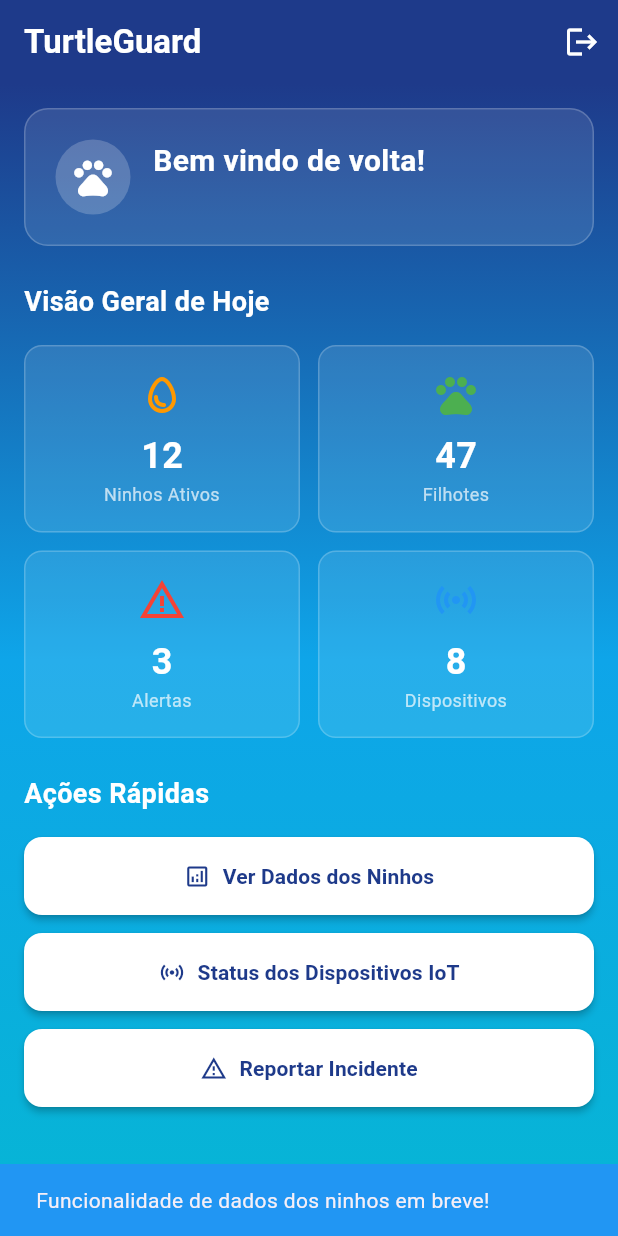
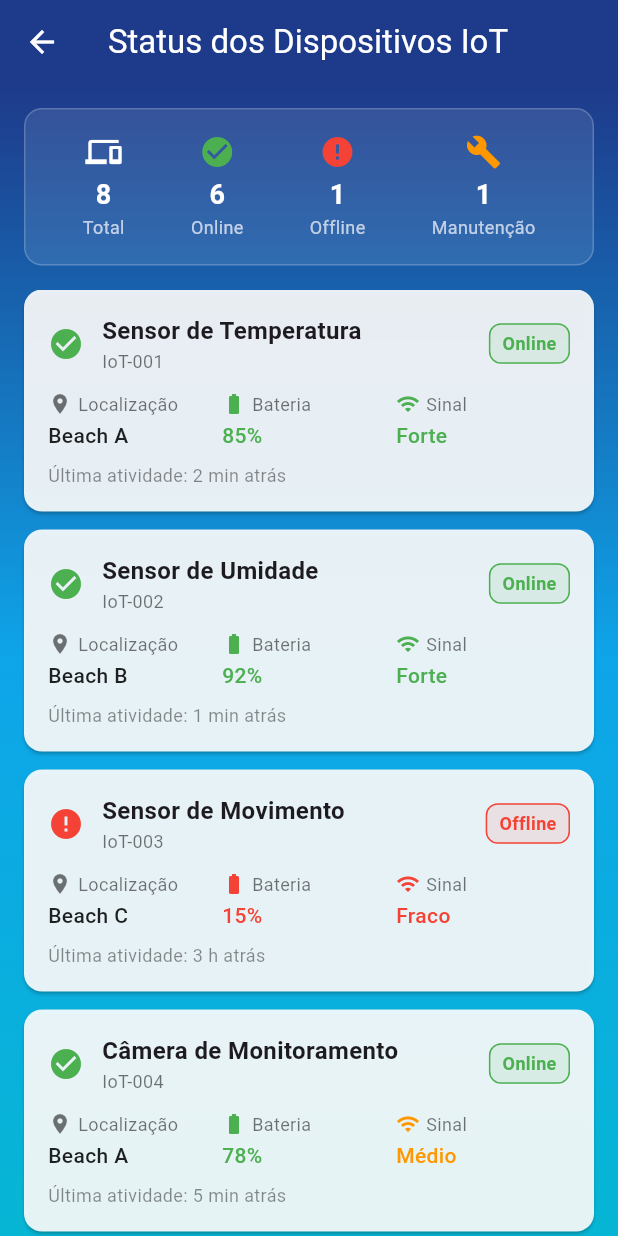
Before and after one commit to andrelarruda/ioturtle-volunteer-prototype, a Flutter app: the HomeScreen screen opened directly, after a tap on "Status dos Dispositivos IoT", on a phone screen of 412 x 824 dp. Run offline on Flutter 3.47's test engine with Material 3 defaults, Android fonts, the phone set to English and light mode, and no system bars; our stand-ins replace shared_preferences; accounts and stored records are empty.

Commit message:
Adding the devices monitoring screen.

```diff
--- a/lib/screens/home_screen.dart
+++ b/lib/screens/home_screen.dart
@@ -2,6 +2,7 @@ import 'package:flutter/material.dart';
 import 'package:shared_preferences/shared_preferences.dart';
 import 'login_screen.dart';
 import 'nest_data_screen.dart';
+import 'iot_status_screen.dart';
 
 class HomeScreen extends StatefulWidget {
   const HomeScreen({super.key});
@@ -227,10 +228,9 @@ class _HomeScreenState extends State<HomeScreen> {
                   'Status dos Dispositivos IoT',
                   Icons.sensors_outlined,
                   () {
-                    ScaffoldMessenger.of(context).showSnackBar(
-                      const SnackBar(
-                        content: Text('Funcionalidade de dados dos ninhos em breve!'),
-                        backgroundColor: Colors.blue,
+                    Navigator.of(context).push(
+                      MaterialPageRoute(
+                        builder: (context) => const IoTStatusScreen(),
                       ),
                     );
                   },
--- /dev/null
+++ b/lib/screens/iot_status_screen.dart
@@ -0,0 +1,435 @@
+import 'package:flutter/material.dart';
+
+class IoTStatusScreen extends StatefulWidget {
+  const IoTStatusScreen({super.key});
+
+  @override
+  State<IoTStatusScreen> createState() => _IoTStatusScreenState();
+}
+
+class _IoTStatusScreenState extends State<IoTStatusScreen> {
+  List<Map<String, dynamic>> _devices = [];
+
+  @override
+  void initState() {
+    super.initState();
+    _generateMockDevices();
+  }
+
+  void _generateMockDevices() {
+    _devices = [
+      {
+        'id': 'IoT-001',
+        'name': 'Sensor de Temperatura',
+        'location': 'Beach A',
+        'status': 'online',
+        'lastSeen': DateTime.now().subtract(const Duration(minutes: 2)),
+        'battery': 85,
+        'signal': 'strong',
+      },
+      {
+        'id': 'IoT-002',
+        'name': 'Sensor de Umidade',
+        'location': 'Beach B',
+        'status': 'online',
+        'lastSeen': DateTime.now().subtract(const Duration(minutes: 1)),
+        'battery': 92,
+        'signal': 'strong',
+      },
+      {
+        'id': 'IoT-003',
+        'name': 'Sensor de Movimento',
+        'location': 'Beach C',
+        'status': 'offline',
+        'lastSeen': DateTime.now().subtract(const Duration(hours: 3)),
+        'battery': 15,
+        'signal': 'weak',
+      },
+      {
+        'id': 'IoT-004',
+        'name': 'Câmera de Monitoramento',
+        'location': 'Beach A',
+        'status': 'online',
+        'lastSeen': DateTime.now().subtract(const Duration(minutes: 5)),
+        'battery': 78,
+        'signal': 'medium',
+      },
+      {
+        'id': 'IoT-005',
+        'name': 'Sensor de Temperatura',
+        'location': 'Beach D',
+        'status': 'maintenance',
+        'lastSeen': DateTime.now().subtract(const Duration(days: 1)),
+        'battery': 45,
+        'signal': 'none',
+      },
+      {
+        'id': 'IoT-006',
+        'name': 'Sensor de Umidade',
+        'location': 'Beach E',
+        'status': 'online',
+        'lastSeen': DateTime.now().subtract(const Duration(minutes: 30)),
+        'battery': 67,
+        'signal': 'medium',
+      },
+      {
+        'id': 'IoT-007',
+        'name': 'Sensor de Movimento',
+        'location': 'Beach F',
+        'status': 'online',
+        'lastSeen': DateTime.now().subtract(const Duration(minutes: 10)),
+        'battery': 88,
+        'signal': 'strong',
+      },
+      {
+        'id': 'IoT-008',
+        'name': 'Câmera de Monitoramento',
+        'location': 'Beach G',
+        'status': 'online',
+        'lastSeen': DateTime.now().subtract(const Duration(minutes: 15)),
+        'battery': 95,
+        'signal': 'strong',
+      },
+    ];
+  }
+
+  Color _getStatusColor(String status) {
+    switch (status) {
+      case 'online':
+        return Colors.green;
+      case 'offline':
+        return Colors.red;
+      case 'maintenance':
+        return Colors.orange;
+      default:
+        return Colors.grey;
+    }
+  }
+
+  IconData _getStatusIcon(String status) {
+    switch (status) {
+      case 'online':
+        return Icons.check_circle;
+      case 'offline':
+        return Icons.error;
+      case 'maintenance':
+        return Icons.build;
+      default:
+        return Icons.help;
+    }
+  }
+
+  String _getStatusText(String status) {
+    switch (status) {
+      case 'online':
+        return 'Online';
+      case 'offline':
+        return 'Offline';
+      case 'maintenance':
+        return 'Manutenção';
+      default:
+        return 'Desconhecido';
+    }
+  }
+
+  Color _getBatteryColor(int battery) {
+    if (battery > 70) return Colors.green;
+    if (battery > 30) return Colors.orange;
+    return Colors.red;
+  }
+
+  Color _getSignalColor(String signal) {
+    switch (signal) {
+      case 'strong':
+        return Colors.green;
+      case 'medium':
+        return Colors.orange;
+      case 'weak':
+        return Colors.red;
+      case 'none':
+        return Colors.grey;
+      default:
+        return Colors.grey;
+    }
+  }
+
+  String _getSignalText(String signal) {
+    switch (signal) {
+      case 'strong':
+        return 'Forte';
+      case 'medium':
+        return 'Médio';
+      case 'weak':
+        return 'Fraco';
+      case 'none':
+        return 'Sem sinal';
+      default:
+        return 'Desconhecido';
+    }
+  }
+
+  @override
+  Widget build(BuildContext context) {
+    return Scaffold(
+      appBar: AppBar(
+        title: const Text('Status dos Dispositivos IoT'),
+        backgroundColor: const Color(0xFF1E3A8A),
+        foregroundColor: Colors.white,
+      ),
+      body: Container(
+        decoration: const BoxDecoration(
+          gradient: LinearGradient(
+            begin: Alignment.topCenter,
+            end: Alignment.bottomCenter,
+            colors: [
+              Color(0xFF1E3A8A),
+              Color(0xFF0EA5E9),
+              Color(0xFF06B6D4),
+            ],
+          ),
+        ),
+        child: SafeArea(
+          child: Column(
+            children: [
+              // Summary Stats
+              Container(
+                margin: const EdgeInsets.all(16),
+                padding: const EdgeInsets.all(16),
+                decoration: BoxDecoration(
+                  color: Colors.white.withOpacity(0.1),
+                  borderRadius: BorderRadius.circular(12),
+                  border: Border.all(
+                    color: Colors.white.withOpacity(0.2),
+                  ),
+                ),
+                child: Row(
+                  mainAxisAlignment: MainAxisAlignment.spaceAround,
+                  children: [
+                    _buildStatItem(
+                      'Total',
+                      '${_devices.length}',
+                      Icons.devices,
+                      Colors.white,
+                    ),
+                    _buildStatItem(
+                      'Online',
+                      '${_devices.where((d) => d['status'] == 'online').length}',
+                      Icons.check_circle,
+                      Colors.green,
+                    ),
+                    _buildStatItem(
+                      'Offline',
+                      '${_devices.where((d) => d['status'] == 'offline').length}',
+                      Icons.error,
+                      Colors.red,
+                    ),
+                    _buildStatItem(
+                      'Manutenção',
+                      '${_devices.where((d) => d['status'] == 'maintenance').length}',
+                      Icons.build,
+                      Colors.orange,
+                    ),
+                  ],
+                ),
+              ),
+
+              // Device List
+              Expanded(
+                child: ListView.builder(
+                  padding: const EdgeInsets.symmetric(horizontal: 16),
+                  itemCount: _devices.length,
+                  itemBuilder: (context, index) {
+                    final device = _devices[index];
+                    return Card(
+                      color: Colors.white.withOpacity(0.9),
+                      shape: RoundedRectangleBorder(
+                        borderRadius: BorderRadius.circular(12),
+                      ),
+                      margin: const EdgeInsets.only(bottom: 12),
+                      child: Padding(
+                        padding: const EdgeInsets.all(16),
+                        child: Column(
+                          crossAxisAlignment: CrossAxisAlignment.start,
+                          children: [
+                            // Device Header
+                            Row(
+                              children: [
+                                Icon(
+                                  _getStatusIcon(device['status']),
+                                  color: _getStatusColor(device['status']),
+                                  size: 24,
+                                ),
+                                const SizedBox(width: 12),
+                                Expanded(
+                                  child: Column(
+                                    crossAxisAlignment: CrossAxisAlignment.start,
+                                    children: [
+                                      Text(
+                                        device['name'],
+                                        style: const TextStyle(
+                                          fontWeight: FontWeight.bold,
+                                          fontSize: 16,
+                                        ),
+                                      ),
+                                      Text(
+                                        device['id'],
+                                        style: const TextStyle(
+                                          color: Colors.black54,
+                                          fontSize: 12,
+                                        ),
+                                      ),
+                                    ],
+                                  ),
+                                ),
+                                Container(
+                                  padding: const EdgeInsets.symmetric(
+                                    horizontal: 8,
+                                    vertical: 4,
+                                  ),
+                                  decoration: BoxDecoration(
+                                    color: _getStatusColor(device['status']).withOpacity(0.1),
+                                    borderRadius: BorderRadius.circular(8),
+                                    border: Border.all(
+                                      color: _getStatusColor(device['status']),
+                                    ),
+                                  ),
+                                  child: Text(
+                                    _getStatusText(device['status']),
+                                    style: TextStyle(
+                                      color: _getStatusColor(device['status']),
+                                      fontSize: 12,
+                                      fontWeight: FontWeight.w600,
+                                    ),
+                                  ),
+                                ),
+                              ],
+                            ),
+
+                            const SizedBox(height: 12),
+
+                            // Device Details
+                            Row(
+                              children: [
+                                Expanded(
+                                  child: _buildDetailItem(
+                                    'Localização',
+                                    device['location'],
+                                    Icons.location_on,
+                                  ),
+                                ),
+                                Expanded(
+                                  child: _buildDetailItem(
+                                    'Bateria',
+                                    '${device['battery']}%',
+                                    Icons.battery_full,
+                                    color: _getBatteryColor(device['battery']),
+                                  ),
+                                ),
+                                Expanded(
+                                  child: _buildDetailItem(
+                                    'Sinal',
+                                    _getSignalText(device['signal']),
+                                    Icons.wifi,
+                                    color: _getSignalColor(device['signal']),
+                                  ),
+                                ),
+                              ],
+                            ),
+
+                            const SizedBox(height: 8),
+
+                            // Last Seen
+                            Text(
+                              'Última atividade: ${_formatLastSeen(device['lastSeen'])}',
+                              style: const TextStyle(
+                                color: Colors.black45,
+                                fontSize: 12,
+                              ),
+                            ),
+                          ],
+                        ),
+                      ),
+                    );
+                  },
+                ),
+              ),
+            ],
+          ),
+        ),
+      ),
+    );
+  }
+
+  Widget _buildStatItem(String label, String value, IconData icon, Color color) {
+    return Column(
+      children: [
+        Icon(icon, color: color, size: 24),
+        const SizedBox(height: 4),
+        Text(
+          value,
+          style: const TextStyle(
+            color: Colors.white,
+            fontSize: 18,
+            fontWeight: FontWeight.bold,
+          ),
+        ),
+        Text(
+          label,
+          style: const TextStyle(
+            color: Colors.white70,
+            fontSize: 12,
+          ),
+        ),
+      ],
+    );
+  }
+
+  Widget _buildDetailItem(String label, String value, IconData icon, {Color? color}) {
+    return Column(
+      crossAxisAlignment: CrossAxisAlignment.start,
+      children: [
+        Row(
+          children: [
+            Icon(
+              icon,
+              size: 16,
+              color: color ?? Colors.black54,
+            ),
+            const SizedBox(width: 4),
+            Text(
+              label,
+              style: const TextStyle(
+                color: Colors.black54,
+                fontSize: 12,
+              ),
+            ),
+          ],
+        ),
+        const SizedBox(height: 2),
+        Text(
+          value,
+          style: TextStyle(
+            color: color ?? Colors.black87,
+            fontSize: 14,
+            fontWeight: FontWeight.w500,
+          ),
+        ),
+      ],
+    );
+  }
+
+  String _formatLastSeen(DateTime lastSeen) {
+    final now = DateTime.now();
+    final difference = now.difference(lastSeen);
+
+    if (difference.inMinutes < 1) {
+      return 'Agora mesmo';
+    } else if (difference.inMinutes < 60) {
+      return '${difference.inMinutes} min atrás';
+    } else if (difference.inHours < 24) {
+      return '${difference.inHours} h atrás';
+    } else {
+      return '${difference.inDays} dias atrás';
+    }
+  }
+}
```
